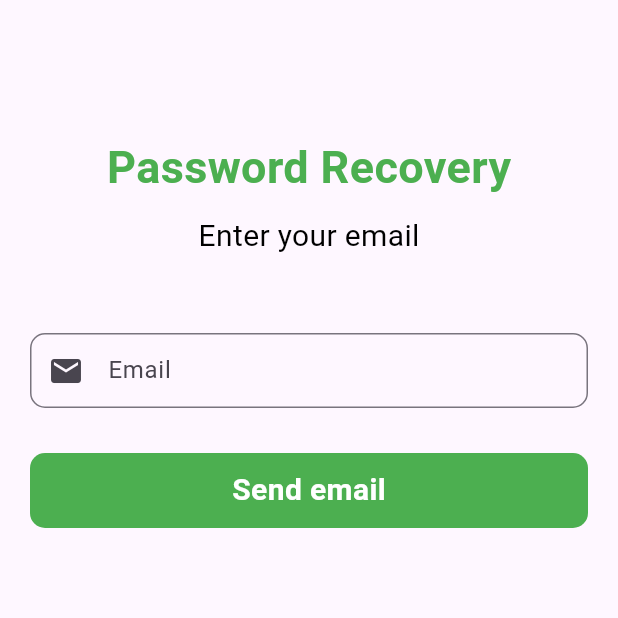
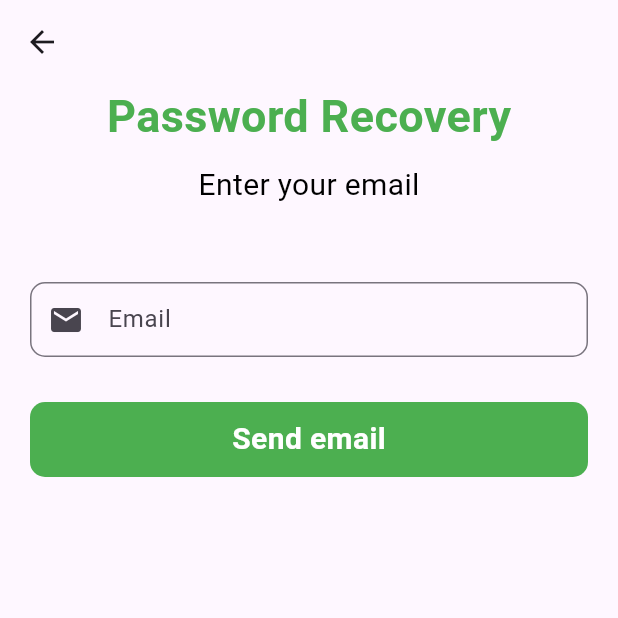
Before and after one commit to nashvak/Firebase_student_app, a Flutter app: the SignUp screen opened by its route, after a tap on "Sign Up", after a tap on "Login", after a tap on "Forgot Password?", on a phone screen of 412 x 824 dp, the top half of it. Run offline on Flutter 3.47's test engine with Material 3 defaults, Android fonts, the phone set to English and light mode, and no system bars; our stand-ins replace cloud_firestore, firebase_auth, firebase_core, firebase_messaging, firebase_storage, fluttertoast and 4 more; accounts and stored records are empty; network calls fail.

Commit message:
function for reset password

```diff
--- a/lib/view/forgot_password/forgotpassword.dart
+++ b/lib/view/forgot_password/forgotpassword.dart
@@ -1,5 +1,8 @@
 import 'package:firebase/widgets/button.dart';
 import 'package:flutter/material.dart';
+import 'package:provider/provider.dart';
+
+import '../../view_model/authentication_services/auth_provider.dart';
 
 class ForgotPassword extends StatelessWidget {
   ForgotPassword({super.key});
@@ -8,14 +11,13 @@ class ForgotPassword extends StatelessWidget {
 
   @override
   Widget build(BuildContext context) {
+    final authService = Provider.of<AuthService>(context, listen: false);
     return Scaffold(
+      appBar: AppBar(),
       body: Padding(
-        padding: const EdgeInsets.all(20.0),
+        padding: const EdgeInsets.symmetric(horizontal: 20),
         child: SingleChildScrollView(
           child: Column(children: [
-            const SizedBox(
-              height: 70,
-            ),
             Container(
               alignment: Alignment.topCenter,
               child: const Text(
@@ -60,7 +62,13 @@ class ForgotPassword extends StatelessWidget {
                   const SizedBox(
                     height: 30,
                   ),
-                  Button(title: 'Send email', onTap: () {})
+                  Button(
+                      title: 'Send email',
+                      onTap: () {
+                        if (forgotKey.currentState!.validate()) {
+                          authService.resetPassword(emailController.text);
+                        }
+                      })
                 ],
               ),
             ),
--- a/lib/view/login_signup/login.dart
+++ b/lib/view/login_signup/login.dart
@@ -93,7 +93,6 @@ class _LoginScreenState extends State<LoginScreen> {
                                   emailController,
                                   const Icon(Icons.email),
                                   TextInputType.emailAddress,
-                                  null,
                                   false,
                                   (value) {
                                     if (value!.isEmpty) {
@@ -118,7 +117,6 @@ class _LoginScreenState extends State<LoginScreen> {
                                   passwordController,
                                   const Icon(Icons.lock),
                                   TextInputType.text,
-                                  null,
                                   true,
                                   (value) {
                                     if (value!.isEmpty) {
--- a/lib/view/login_signup/signup.dart
+++ b/lib/view/login_signup/signup.dart
@@ -53,18 +53,23 @@ class _SignUpState extends State<SignUp> {
     // }
 
     return Scaffold(
+      appBar: AppBar(
+        title: Text(
+          "Create an Account",
+          style: TextStyle(fontSize: 30, color: appColor),
+        ),
+      ),
       backgroundColor: Colors.white,
-      body: Center(
-        child: SingleChildScrollView(
+      body: SingleChildScrollView(
         child: Form(
           key: formKey,
           child: Column(
             mainAxisAlignment: MainAxisAlignment.center,
             children: [
-                const Text(
-                  "Create an Account",
-                  style: TextStyle(fontSize: 30, color: appColor),
-                ),
+              // const Text(
+              //   "Create an Account",
+              //   style: TextStyle(fontSize: 30, color: appColor),
+              // ),
               Padding(
                 padding: const EdgeInsets.all(20),
                 child: Column(
@@ -79,7 +84,6 @@ class _SignUpState extends State<SignUp> {
                       emailController,
                       const Icon(Icons.email),
                       TextInputType.emailAddress,
-                        null,
                       false,
                       (value) {
                         bool emailRegx = RegExp(
@@ -102,7 +106,6 @@ class _SignUpState extends State<SignUp> {
                       numberController,
                       const Icon(Icons.phone_android_outlined),
                       TextInputType.number,
-                        null,
                       false,
                       (value) {
                         if (value!.isEmpty) {
@@ -119,7 +122,6 @@ class _SignUpState extends State<SignUp> {
                         passwordController,
                         const Icon(Icons.lock),
                         TextInputType.text,
-                          null,
                         true, (value) {
                       if (value!.isEmpty) {
                         return "Enter Password";
@@ -159,7 +161,6 @@ class _SignUpState extends State<SignUp> {
                 ),
               ),
             ],
-            ),
           ),
         ),
       ),
--- a/lib/view/phone_verification/phone_number.dart
+++ b/lib/view/phone_verification/phone_number.dart
@@ -88,7 +88,6 @@ class _PhoneVerificationState extends State<PhoneVerification> {
                     numberController,
                     const Icon(Icons.phone_android),
                     TextInputType.phone,
-                    null,
                     false,
                     (value) {
                       if (value!.isEmpty) {
--- a/lib/view/phone_verification/verifycode.dart
+++ b/lib/view/phone_verification/verifycode.dart
@@ -76,7 +76,6 @@ class _VerifyCodeScreenState extends State<VerifyCodeScreen> {
                 verificationCodeController,
                 null,
                 TextInputType.number,
-                null,
                 false,
                 (value) {
                   if (value!.isEmpty) {
--- a/lib/widgets/textform.dart
+++ b/lib/widgets/textform.dart
@@ -5,7 +5,6 @@ Widget loginTextform(
     TextEditingController controller,
     Icon? icon,
     TextInputType keyboardtype,
-    BoxDecoration? decoration,
     bool obscure,
     String? Function(String?)? validator) {
   return TextFormField(
```
Also changed, not shown: lib/view_model/authentication_services/auth_provider.dart (+21 -1 lines). Lines whose indentation alone changed are shown as unchanged.
